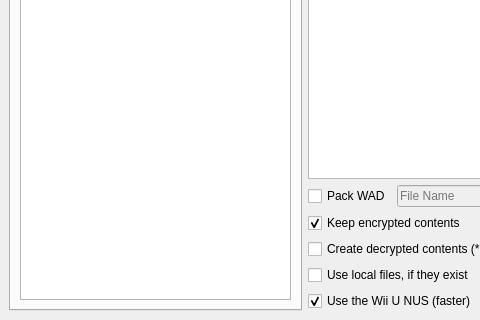
Above: qt/ui/MainMenu.ui from NinjaCheetah/NUSGet before the change; both pictures show x 0 to 480 and y 305 to 625 of the 610 by 625 pixel window. Below: the same form after it.
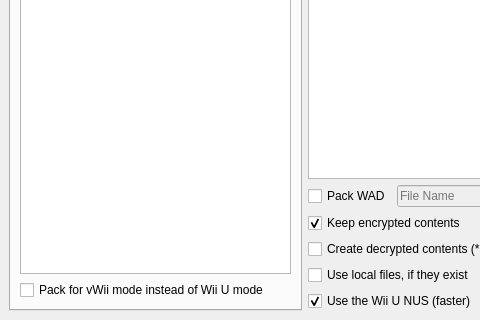
That is the form after the change. The open tabs and pages were chosen to show the change.

Commit message: Added ability to re-encrypt vWii WAD Title Keys with the common key This allows the creation of WADs that can be installed from *within* vWii mode, instead of just from Wii U mode.

```diff
--- a/qt/ui/MainMenu.ui
+++ b/qt/ui/MainMenu.ui
@@ -107,6 +107,13 @@
             </column>
            </widget>
           </item>
+          <item>
+           <widget class="QCheckBox" name="pack_vwii_mode_chkbox">
+            <property name="text">
+             <string>Pack for vWii mode instead of Wii U mode</string>
+            </property>
+           </widget>
+          </item>
          </layout>
         </widget>
        </widget>
```
Left out of the diff: 6 changed lines with no effect on the pictures. The commit also changes 3 other files.
